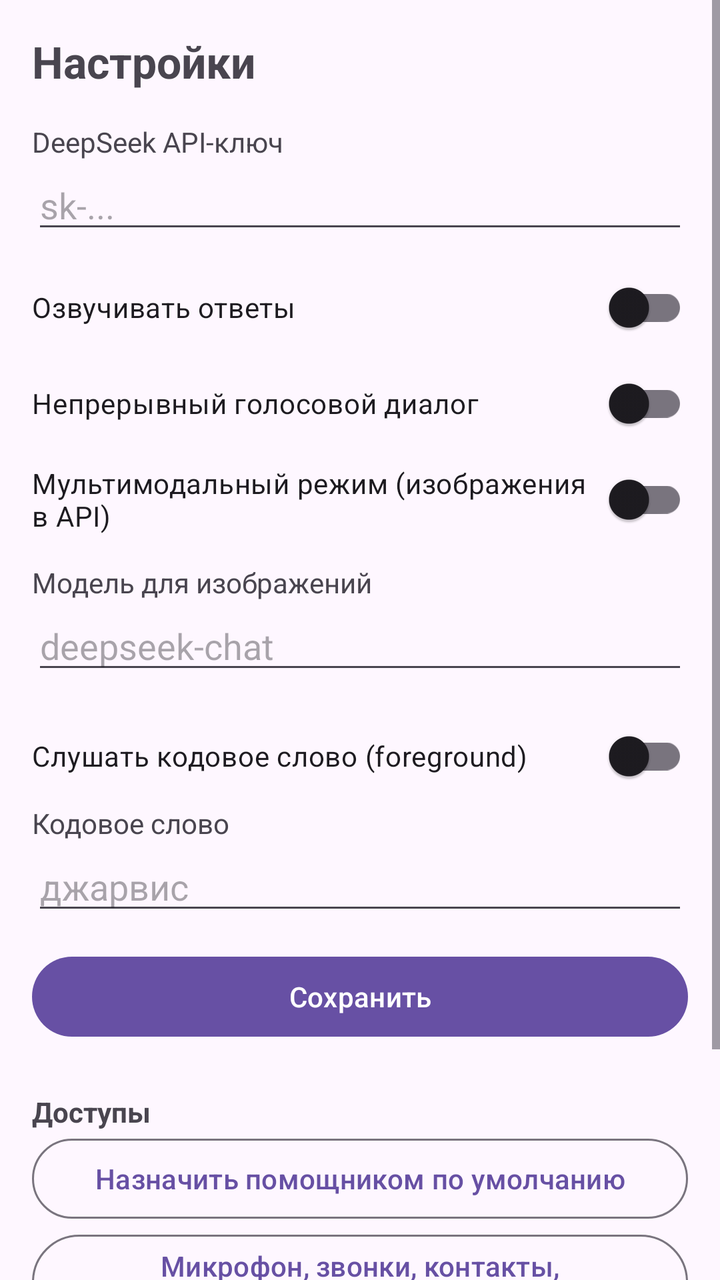
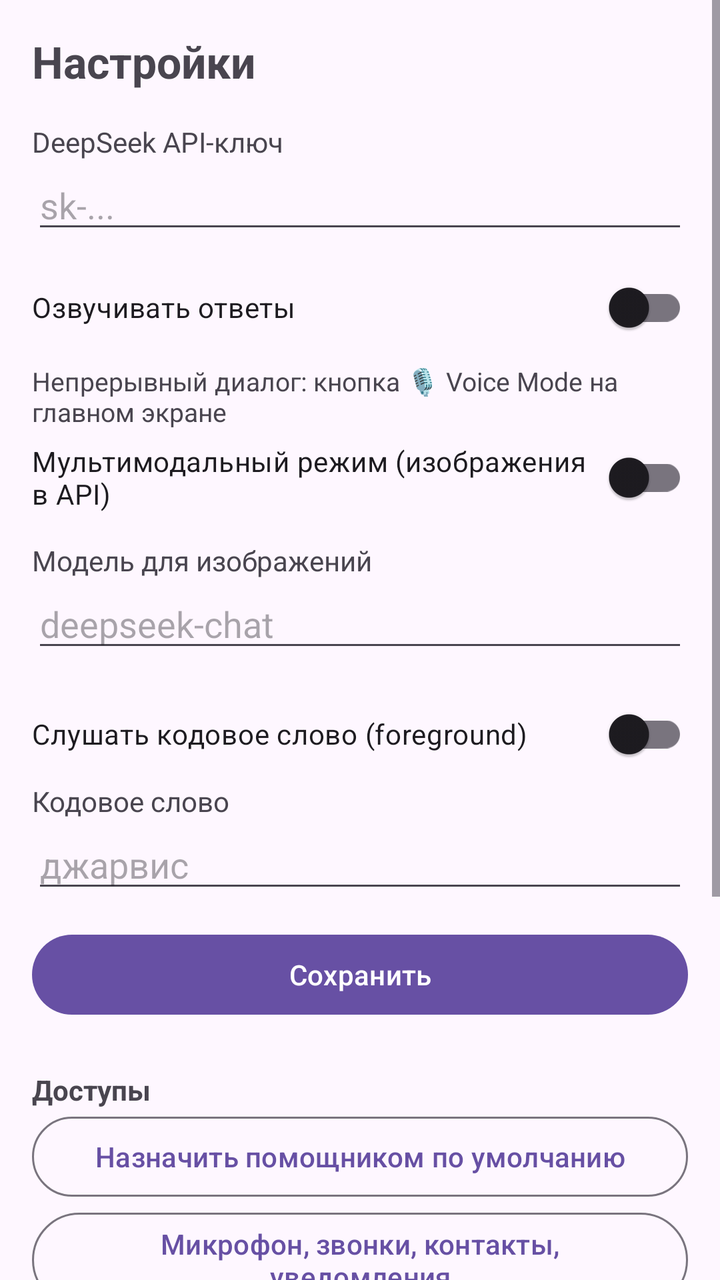

Screens rendered from an Android XML layout before and after an edit, with the pre-edit source and the edit as a unified diff.
<!-- AndroidManifest.xml: application theme Theme.Assistant -->
<!-- res/layout/activity_settings.xml -->
<?xml version="1.0" encoding="utf-8"?>
<ScrollView xmlns:android="http://schemas.android.com/apk/res/android"
    android:layout_width="match_parent"
    android:layout_height="match_parent"
    android:fitsSystemWindows="true">

    <LinearLayout
        android:layout_width="match_parent"
        android:layout_height="wrap_content"
        android:orientation="vertical"
        android:padding="16dp">

        <TextView
            android:layout_width="wrap_content"
            android:layout_height="wrap_content"
            android:text="Настройки"
            android:textSize="22sp"
            android:textStyle="bold" />

        <TextView
            android:layout_width="wrap_content"
            android:layout_height="wrap_content"
            android:layout_marginTop="16dp"
            android:text="DeepSeek API-ключ" />

        <EditText
            android:id="@+id/apiKey"
            android:layout_width="match_parent"
            android:layout_height="wrap_content"
            android:hint="sk-..."
            android:inputType="textPassword" />

        <androidx.appcompat.widget.SwitchCompat
            android:id="@+id/switchSpeak"
            android:layout_width="match_parent"
            android:layout_height="wrap_content"
            android:layout_marginTop="8dp"
            android:text="Озвучивать ответы" />

        <androidx.appcompat.widget.SwitchCompat
            android:id="@+id/switchContinuous"
            android:layout_width="match_parent"
            android:layout_height="wrap_content"
            android:text="Непрерывный голосовой диалог" />

        <androidx.appcompat.widget.SwitchCompat
            android:id="@+id/switchMultimodal"
            android:layout_width="match_parent"
            android:layout_height="wrap_content"
            android:text="Мультимодальный режим (изображения в API)" />

        <TextView
            android:layout_width="wrap_content"
            android:layout_height="wrap_content"
            android:layout_marginTop="8dp"
            android:text="Модель для изображений" />

        <EditText
            android:id="@+id/visionModel"
            android:layout_width="match_parent"
            android:layout_height="wrap_content"
            android:hint="deepseek-chat"
            android:inputType="text" />

        <androidx.appcompat.widget.SwitchCompat
            android:id="@+id/switchHotword"
            android:layout_width="match_parent"
            android:layout_height="wrap_content"
            android:layout_marginTop="12dp"
            android:text="Слушать кодовое слово (foreground)" />

        <TextView
            android:layout_width="wrap_content"
            android:layout_height="wrap_content"
            android:text="Кодовое слово" />

        <EditText
            android:id="@+id/hotwordPhrase"
            android:layout_width="match_parent"
            android:layout_height="wrap_content"
            android:hint="джарвис"
            android:inputType="text" />

        <Button
            android:id="@+id/btnSave"
            android:layout_width="match_parent"
            android:layout_height="wrap_content"
            android:layout_marginTop="12dp"
            android:text="Сохранить" />

        <TextView
            android:layout_width="wrap_content"
            android:layout_height="wrap_content"
            android:layout_marginTop="24dp"
            android:text="Доступы"
            android:textStyle="bold" />

        <Button
            android:id="@+id/btnDefault"
            style="@style/Widget.Material3.Button.OutlinedButton"
            android:layout_width="match_parent"
            android:layout_height="wrap_content"
            android:text="Назначить помощником по умолчанию" />

        <Button
            android:id="@+id/btnPerms"
            style="@style/Widget.Material3.Button.OutlinedButton"
            android:layout_width="match_parent"
            android:layout_height="wrap_content"
            android:text="Микрофон, звонки, контакты, уведомления" />

        <Button
            android:id="@+id/btnWrite"
            style="@style/Widget.Material3.Button.OutlinedButton"
            android:layout_width="match_parent"
            android:layout_height="wrap_content"
            android:text="Изменение системных настроек" />

        <Button
            android:id="@+id/btnDnd"
            style="@style/Widget.Material3.Button.OutlinedButton"
            android:layout_width="match_parent"
            android:layout_height="wrap_content"
            android:text="Режим «Не беспокоить»" />
    </LinearLayout>
</ScrollView>
<!-- resources referenced by this layout -->
<resources>
  <style name="Theme.Assistant" parent="Theme.Material3.DayNight.NoActionBar" />
</resources>

<!-- the commit's change to res/layout/activity_settings.xml (unified diff, before → after) -->
@@ -37,11 +37,12 @@
             android:layout_marginTop="8dp"
             android:text="Озвучивать ответы" />
 
-        <androidx.appcompat.widget.SwitchCompat
-            android:id="@+id/switchContinuous"
+        <TextView
             android:layout_width="match_parent"
             android:layout_height="wrap_content"
-            android:text="Непрерывный голосовой диалог" />
+            android:layout_marginTop="4dp"
+            android:text="Непрерывный диалог: кнопка 🎙 Voice Mode на главном экране"
+            android:textSize="13sp" />
 
         <androidx.appcompat.widget.SwitchCompat
             android:id="@+id/switchMultimodal"
@@ -122,5 +123,26 @@
             android:layout_width="match_parent"
             android:layout_height="wrap_content"
             android:text="Режим «Не беспокоить»" />
+
+        <Button
+            android:id="@+id/btnOverlay"
+            style="@style/Widget.Material3.Button.OutlinedButton"
+            android:layout_width="match_parent"
+            android:layout_height="wrap_content"
+            android:text="Показ поверх других окон" />
+
+        <Button
+            android:id="@+id/btnBattery"
+            style="@style/Widget.Material3.Button.OutlinedButton"
+            android:layout_width="match_parent"
+            android:layout_height="wrap_content"
+            android:text="Игнорировать оптимизацию батареи" />
+
+        <Button
+            android:id="@+id/btnFullScreen"
+            style="@style/Widget.Material3.Button.OutlinedButton"
+            android:layout_width="match_parent"
+            android:layout_height="wrap_content"
+            android:text="Полный экран поверх блокировки" />
     </LinearLayout>
 </ScrollView>
